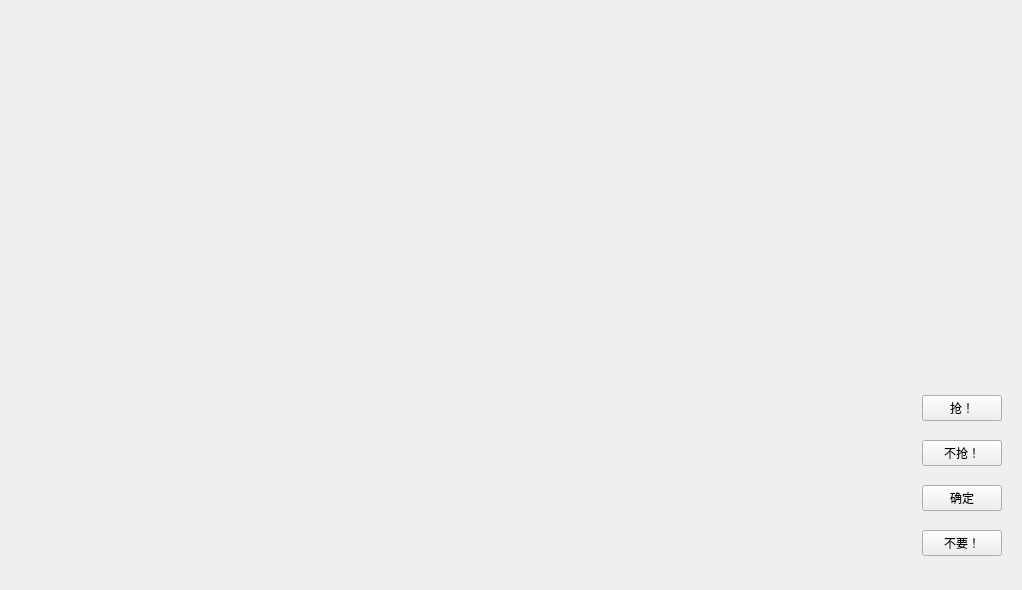
First picture: the form in game.ui, repository NickLennonLiu/landlord, before the edit.
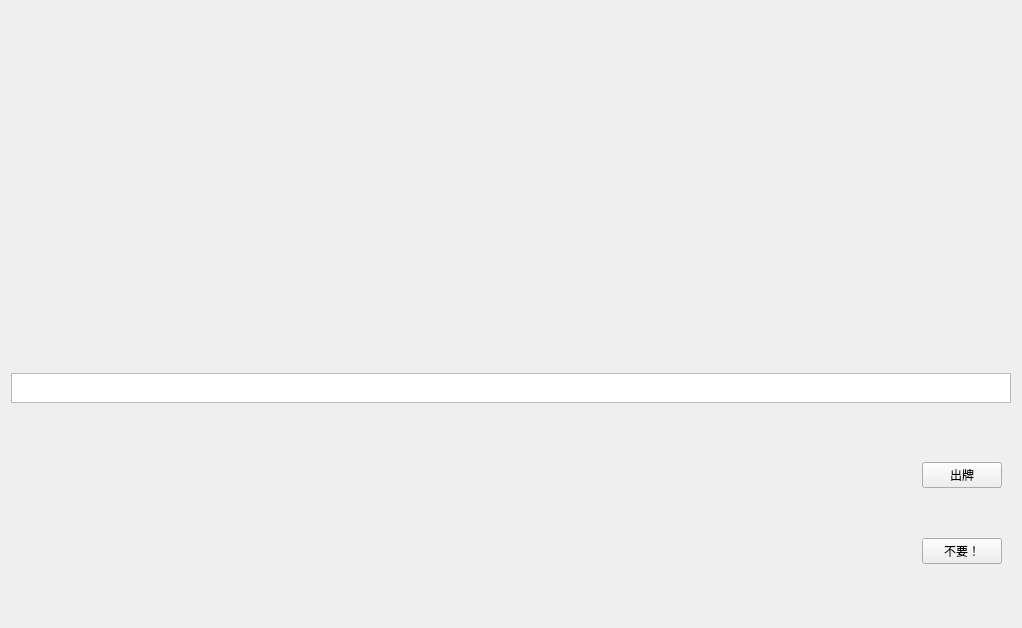
Second picture: the form after the edit.

The edit to the form file:
```diff
--- a/game.ui
+++ b/game.ui
@@ -7,7 +7,7 @@
     <x>0</x>
     <y>0</y>
     <width>1022</width>
-    <height>590</height>
+    <height>628</height>
    </rect>
   </property>
   <property name="windowTitle">
@@ -94,6 +94,20 @@
        </item>
       </layout>
      </item>
+     <item>
+      <layout class="QHBoxLayout" name="horizontalLayout_6">
+       <item>
+        <widget class="QPlainTextEdit" name="log">
+         <property name="maximumSize">
+          <size>
+           <width>16777215</width>
+           <height>30</height>
+          </size>
+         </property>
+        </widget>
+       </item>
+      </layout>
+     </item>
      <item>
       <layout class="QHBoxLayout" name="horizontalLayout_3">
        <item>
@@ -110,7 +124,9 @@
             <item>
              <layout class="QVBoxLayout" name="verticalLayout_7">
               <item>
-               <widget class="QWidget" name="widget_6" native="true"/>
+               <widget class="QWidget" name="handArea" native="true">
+                <layout class="QHBoxLayout" name="horizontalLayout_8"/>
+               </widget>
               </item>
               <item>
                <spacer name="horizontalSpacer">
@@ -141,38 +157,12 @@
                  </size>
                 </property>
                 <property name="text">
-                 <string>抢！</string>
+                 <string>出牌</string>
                 </property>
                </widget>
               </item>
               <item>
-               <widget class="QPushButton" name="pushButton_3">
-                <property name="maximumSize">
-                 <size>
-                  <width>100</width>
-                  <height>16777215</height>
-                 </size>
-                </property>
-                <property name="text">
-                 <string>不抢！</string>
-                </property>
-               </widget>
-              </item>
-              <item>
-               <widget class="QPushButton" name="pushButton_4">
-                <property name="maximumSize">
-                 <size>
-                  <width>100</width>
-                  <height>16777215</height>
-                 </size>
-                </property>
-                <property name="text">
-                 <string>确定</string>
-                </property>
-               </widget>
-              </item>
-              <item>
-               <widget class="QPushButton" name="pushButton">
+               <widget class="QPushButton" name="pass">
                 <property name="maximumSize">
                  <size>
                   <width>100</width>
```
Left out of the diff: 10 changed lines with no effect on the pictures.
